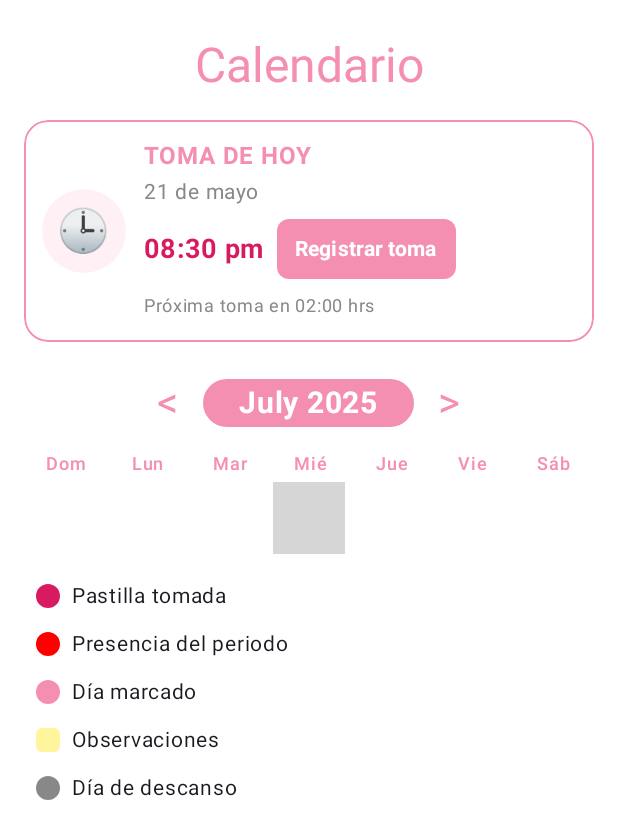
After one commit to DEADM0US3/PillControlApp, an Android app built with Jetpack Compose: the composable CalendarScreen shown on its own in the app's theme, on a phone screen of 412 x 824 dp. The commit adds this screen. Shown: the top 839 px of the screen. Run offline under Robolectric (Android 15) with nearby library versions, the phone set to English and light mode, and no system bars; libraries missing offline, so code that uses them is left out: com.kizitonwose.calendar; 3 statements that could not run were skipped; grey boxes are pictures that could not be loaded.

Commit message:
calendary

```diff
--- a/app/build.gradle.kts
+++ b/app/build.gradle.kts
@@ -89,6 +89,7 @@ dependencies {
     implementation(libs.koin.core)
     implementation(libs.koin.androidx.compose)
 
+    implementation("com.kizitonwose.calendar:compose:2.4.0")
 
     implementation(libs.androidx.core.ktx)
     implementation(libs.androidx.lifecycle.runtime.ktx)
--- a/app/src/main/java/com/example/pills/pills/navigation/Screen.kt
+++ b/app/src/main/java/com/example/pills/pills/navigation/Screen.kt
@@ -9,4 +9,6 @@ sealed class Screen(val route: String) {
 
     object OtpVerification: Screen("otpVerify")
     object HomeScreen: Screen("homeScreen")
+    object CalendarScreen: Screen("calendarScreen")
+    object ProfileScreen: Screen("profileScreen")
 }
--- /dev/null
+++ b/app/src/main/java/com/example/pills/pills/presentation/calendar/CalendarScreen.kt
@@ -0,0 +1,375 @@
+package com.example.pills.pills.presentation.calendar
+
+import androidx.compose.foundation.background
+import androidx.compose.foundation.clickable
+import androidx.compose.foundation.layout.*
+import androidx.compose.foundation.shape.CircleShape
+import androidx.compose.foundation.shape.RoundedCornerShape
+import androidx.compose.material3.Button
+import androidx.compose.material3.ButtonDefaults
+import androidx.compose.material3.MaterialTheme
+import androidx.compose.material3.Text
+import androidx.compose.runtime.*
+import androidx.compose.ui.Alignment
+import androidx.compose.ui.Modifier
+import androidx.compose.ui.draw.clip
+import androidx.compose.ui.graphics.Color
+import androidx.compose.ui.text.font.FontWeight
+import androidx.compose.ui.text.style.TextAlign
+import androidx.compose.ui.unit.dp
+import androidx.compose.ui.unit.sp
+import com.kizitonwose.calendar.compose.VerticalCalendar
+import com.kizitonwose.calendar.compose.rememberCalendarState
+import java.time.LocalDate
+import java.time.YearMonth
+import java.time.format.TextStyle
+import java.util.*
+import androidx.compose.foundation.border
+import androidx.compose.material3.AlertDialog
+import androidx.compose.material3.OutlinedTextField
+import androidx.compose.material3.Switch
+import androidx.compose.material3.SwitchDefaults
+
+private val Pink = Color(0xFFF48FB1)
+private val PinkLight = Color(0xFFFFF0F6)
+private val PinkDark = Color(0xFFD81B60)
+
+@Composable
+fun CalendarScreen(
+    onDayClick: (LocalDate) -> Unit = {}
+) {
+    val today = remember { LocalDate.now() }
+    val startMonth = remember { YearMonth.now().minusMonths(12) }
+    val endMonth = remember { YearMonth.now().plusMonths(12) }
+    var visibleMonth by remember { mutableStateOf(YearMonth.now()) }
+    val calendarState = rememberCalendarState(
+        startMonth = startMonth,
+        endMonth = endMonth,
+        firstVisibleMonth = visibleMonth,
+        firstDayOfWeek = java.time.DayOfWeek.SUNDAY
+    )
+    var selectedDate by remember { mutableStateOf<LocalDate?>(null) }
+    var showDialog by remember { mutableStateOf(false) }
+    var dialogDate by remember { mutableStateOf<LocalDate?>(null) }
+
+    fun openDialog(date: LocalDate) {
+        dialogDate = date
+        showDialog = true
+    }
+
+    // Sincronizar el mes visible con el calendario
+    LaunchedEffect(visibleMonth) {
+        calendarState.scrollToMonth(visibleMonth)
+    }
+
+    Column(
+        modifier = Modifier
+            .fillMaxSize()
+            .background(Color.White)
+            .padding(horizontal = 16.dp),
+        horizontalAlignment = Alignment.CenterHorizontally
+    ) {
+        Spacer(modifier = Modifier.height(24.dp))
+        Text(
+            text = "Calendario",
+            color = Pink,
+            fontSize = 32.sp,
+            style = MaterialTheme.typography.headlineLarge,
+        )
+        Spacer(modifier = Modifier.height(16.dp))
+        // Sección superior de registrar toma
+        Box(
+            modifier = Modifier
+                .fillMaxWidth()
+                .clip(RoundedCornerShape(16.dp))
+                .background(Color.White)
+                .border(1.dp, Pink, RoundedCornerShape(16.dp))
+                .padding(12.dp)
+        ) {
+            Row(verticalAlignment = Alignment.CenterVertically) {
+                // Icono de reloj (placeholder)
+                Box(
+                    modifier = Modifier
+                        .size(56.dp)
+                        .clip(CircleShape)
+                        .background(PinkLight),
+                    contentAlignment = Alignment.Center
+                ) {
+                    Text("🕒", fontSize = 28.sp)
+                }
+                Spacer(modifier = Modifier.width(12.dp))
+                Column(modifier = Modifier.weight(1f)) {
+                    Text("TOMA DE HOY", color = Pink, fontWeight = FontWeight.Bold, fontSize = 16.sp)
+                    Text("21 de mayo", color = Color.Gray, fontSize = 14.sp)
+                    Spacer(modifier = Modifier.height(2.dp))
+                    Row(verticalAlignment = Alignment.CenterVertically) {
+                        Text("08:30 pm", fontWeight = FontWeight.Bold, fontSize = 18.sp, color = PinkDark)
+                        Spacer(modifier = Modifier.width(8.dp))
+                        Button(
+                            onClick = { /* TODO: Registrar toma */ },
+                            colors = ButtonDefaults.buttonColors(containerColor = Pink),
+                            shape = RoundedCornerShape(8.dp),
+                            contentPadding = PaddingValues(horizontal = 12.dp, vertical = 2.dp)
+                        ) {
+                            Text("Registrar toma", color = Color.White, fontWeight = FontWeight.Bold)
+                        }
+                    }
+                    Spacer(modifier = Modifier.height(2.dp))
+                    Text("Próxima toma en 02:00 hrs", color = Color.Gray, fontSize = 12.sp)
+                }
+            }
+        }
+        Spacer(modifier = Modifier.height(16.dp))
+        // Navegación de mes
+        Row(
+            modifier = Modifier.fillMaxWidth(),
+            verticalAlignment = Alignment.CenterVertically,
+            horizontalArrangement = Arrangement.Center
+        ) {
+            // Flecha izquierda
+            Text(
+                text = "<",
+                fontSize = 28.sp,
+                color = Pink,
+                modifier = Modifier
+                    .clickable { visibleMonth = visibleMonth.minusMonths(1) }
+                    .padding(8.dp)
+            )
+            Spacer(modifier = Modifier.width(8.dp))
+            // Nombre del mes y año
+            Box(
+                modifier = Modifier
+                    .background(Pink, shape = RoundedCornerShape(16.dp))
+                    .padding(horizontal = 24.dp, vertical = 4.dp)
+            ) {
+                Text(
+                    text = visibleMonth.month.getDisplayName(TextStyle.FULL, Locale.getDefault()).replaceFirstChar { it.uppercase() } + " ${visibleMonth.year}",
+                    color = Color.White,
+                    fontWeight = FontWeight.Bold,
+                    fontSize = 20.sp
+                )
+            }
+            Spacer(modifier = Modifier.width(8.dp))
+            // Flecha derecha
+            Text(
+                text = ">",
+                fontSize = 28.sp,
+                color = Pink,
+                modifier = Modifier
+                    .clickable { visibleMonth = visibleMonth.plusMonths(1) }
+                    .padding(8.dp)
+            )
+        }
+        Spacer(modifier = Modifier.height(8.dp))
+        // Encabezado de días de la semana
+        Row(Modifier.fillMaxWidth()) {
+            listOf("Domingo", "Lunes", "Martes", "Miércoles", "Jueves", "Viernes", "Sábado").forEach { dayName ->
+                Text(
+                    text = dayName.take(3),
+                    modifier = Modifier.weight(1f),
+                    style = MaterialTheme.typography.labelMedium,
+                    color = Pink,
+                    textAlign = TextAlign.Center
+                )
+            }
+        }
+        Spacer(modifier = Modifier.height(4.dp))
+        VerticalCalendar(
+            state = calendarState,
+            dayContent = { day ->
+                val isSelected = day.date == selectedDate
+                val isToday = day.date == today
+                val isInMonth = day.position == com.kizitonwose.calendar.core.DayPosition.MonthDate
+                Box(
+                    modifier = Modifier
+                        .aspectRatio(1f)
+                        .padding(2.dp)
+                        .clip(RoundedCornerShape(8.dp))
+                        .background(
+                            when {
+                                isSelected -> Pink
+                                isInMonth -> PinkLight
+                                else -> Color(0xFFF3F3F3)
+                            }
+                        )
+                        .border(
+                            width = if (isToday) 2.dp else 1.dp,
+                            color = if (isToday) PinkDark else Color.LightGray,
+                            shape = RoundedCornerShape(8.dp)
+                        )
+                        .clickable(enabled = isInMonth) {
+                            selectedDate = day.date
+                            openDialog(day.date)
+                        },
+                    contentAlignment = Alignment.Center
+                ) {
+                    Text(
+                        text = day.date.dayOfMonth.toString(),
+                        color = when {
+                            isSelected -> Color.White
+                            isInMonth -> PinkDark
+                            else -> Color.LightGray
+                        }
+                    )
+                }
+            }
+        )
+        Spacer(modifier = Modifier.height(16.dp))
+        // Leyenda de simbología
+        Column(
+            modifier = Modifier
+                .fillMaxWidth()
+                .padding(horizontal = 8.dp),
+            verticalArrangement = Arrangement.spacedBy(8.dp)
+        ) {
+            Row(verticalAlignment = Alignment.CenterVertically) {
+                Box(
+                    modifier = Modifier
+                        .size(16.dp)
+                        .clip(CircleShape)
+                        .background(PinkDark)
+                ) {}
+                Spacer(modifier = Modifier.width(8.dp))
+                Text("Pastilla tomada", fontSize = 14.sp)
+            }
+            Row(verticalAlignment = Alignment.CenterVertically) {
+                Box(
+                    modifier = Modifier
+                        .size(16.dp)
+                        .clip(CircleShape)
+                        .background(Color.Red)
+                ) {}
+                Spacer(modifier = Modifier.width(8.dp))
+                Text("Presencia del periodo", fontSize = 14.sp)
+            }
+            Row(verticalAlignment = Alignment.CenterVertically) {
+                Box(
+                    modifier = Modifier
+                        .size(16.dp)
+                        .clip(CircleShape)
+                        .background(Pink)
+                ) {}
+                Spacer(modifier = Modifier.width(8.dp))
+                Text("Día marcado", fontSize = 14.sp)
+            }
+            Row(verticalAlignment = Alignment.CenterVertically) {
+                Box(
+                    modifier = Modifier
+                        .size(16.dp)
+                        .clip(RoundedCornerShape(4.dp))
+                        .background(Color(0xFFFFF59D))
+                ) {}
+                Spacer(modifier = Modifier.width(8.dp))
+                Text("Observaciones", fontSize = 14.sp)
+            }
+            Row(verticalAlignment = Alignment.CenterVertically) {
+                Box(
+                    modifier = Modifier
+                        .size(16.dp)
+                        .clip(CircleShape)
+                        .background(Color.Gray)
+                ) {}
+                Spacer(modifier = Modifier.width(8.dp))
+                Text("Día de descanso", fontSize = 14.sp)
+            }
+        }
+        Spacer(modifier = Modifier.height(16.dp))
+    }
+
+    // Modal personalizado para anotaciones del día
+    if (showDialog && dialogDate != null) {
+        var horaToma by remember { mutableStateOf("") }
+        var cantidadPastillas by remember { mutableStateOf("") }
+        var menstruacion by remember { mutableStateOf(false) }
+        var observacion by remember { mutableStateOf(0) } // índice del emoji seleccionado
+        val emojis = listOf("😊", "😐", "😴", "😢", "😠", "🤒", "😍", "🤧")
+
+        AlertDialog(
+            onDismissRequest = { showDialog = false },
+            confirmButton = {
+                Button(
+                    onClick = {
+                        // TODO: Guardar anotación
+                        showDialog = false
+                    },
+                    colors = ButtonDefaults.buttonColors(containerColor = Pink),
+                    shape = RoundedCornerShape(12.dp),
+                    modifier = Modifier.padding(horizontal = 8.dp)
+                ) {
+                    Text("Agregar", color = Color.White, fontWeight = FontWeight.Bold)
+                }
+            },
+            dismissButton = {
+                Button(
+                    onClick = { showDialog = false },
+                    colors = ButtonDefaults.buttonColors(containerColor = Color.White),
+                    shape = RoundedCornerShape(12.dp),
+                    modifier = Modifier.padding(horizontal = 8.dp)
+                ) {
+                    Text("Cerrar", color = Pink, fontWeight = FontWeight.Bold)
+                }
+            },
+            title = {
+                Text(
+                    text = "Anotaciones del día:  ${dialogDate?.dayOfMonth} de ${dialogDate?.month?.getDisplayName(java.time.format.TextStyle.FULL, Locale.getDefault())?.replaceFirstChar { it.uppercase() }}",
+                    color = Pink,
+                    fontWeight = FontWeight.Bold,
+                    fontSize = 18.sp
+                )
+            },
+            text = {
+                Column(horizontalAlignment = Alignment.CenterHorizontally) {
+                    Row(modifier = Modifier.fillMaxWidth(), horizontalArrangement = Arrangement.spacedBy(8.dp)) {
+                        OutlinedTextField(
+                            value = horaToma,
+                            onValueChange = { horaToma = it },
+                            label = { Text("Hora de toma") },
+                            modifier = Modifier.weight(1f)
+                        )
+                        OutlinedTextField(
+                            value = cantidadPastillas,
+                            onValueChange = { cantidadPastillas = it },
+                            label = { Text("Cantidad de pastillas") },
+                            modifier = Modifier.weight(1f)
+                        )
+                    }
+                    Spacer(modifier = Modifier.height(8.dp))
+                    Row(verticalAlignment = Alignment.CenterVertically) {
+                        Text("Menstruación", fontWeight = FontWeight.Bold)
+                        Spacer(modifier = Modifier.width(8.dp))
+                        Switch(
+                            checked = menstruacion,
+                            onCheckedChange = { menstruacion = it },
+                            colors = SwitchDefaults.colors(
+                                checkedThumbColor = Pink,
+                                checkedTrackColor = PinkLight
+                            )
+                        )
+                        Text(if (menstruacion) "SÍ" else "NO", color = if (menstruacion) PinkDark else Color.Gray, fontWeight = FontWeight.Bold)
+                    }
+                    Spacer(modifier = Modifier.height(8.dp))
+                    Text("Observaciones", fontWeight = FontWeight.Bold, color = Pink)
+                    Row(
+                        modifier = Modifier.fillMaxWidth(),
+                        horizontalArrangement = Arrangement.SpaceEvenly
+                    ) {
+                        emojis.forEachIndexed { idx, emoji ->
+                            Box(
+                                modifier = Modifier
+                                    .size(36.dp)
+                                    .clip(CircleShape)
+                                    .background(if (observacion == idx) PinkLight else Color.Transparent)
+                                    .clickable { observacion = idx },
+                                contentAlignment = Alignment.Center
+                            ) {
+                                Text(emoji, fontSize = 24.sp)
+                            }
+                        }
+                    }
+                }
+            },
+            shape = RoundedCornerShape(16.dp),
+            containerColor = Color.White
+        )
+    }
+}
```
Also changed, not shown: app/src/main/java/com/example/pills/homePage/HomeScreen.kt (added, +10 -0 lines), app/src/main/java/com/example/pills/homePage/HomeScreenUI.kt (+9 -85 lines), app/src/main/java/com/example/pills/pills/navigation/Navigation.kt (+61 -35 lines), app/src/main/java/com/example/pills/pills/presentation/components/BottomNavBar.kt (added, +36 -0 lines), app/src/main/java/com/example/pills/pills/presentation/profile/ProfileScreen.kt (added, +127 -0 lines).
